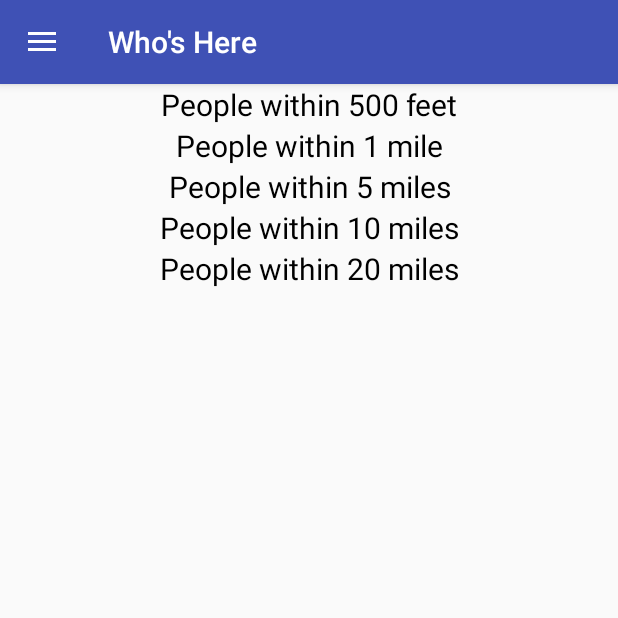
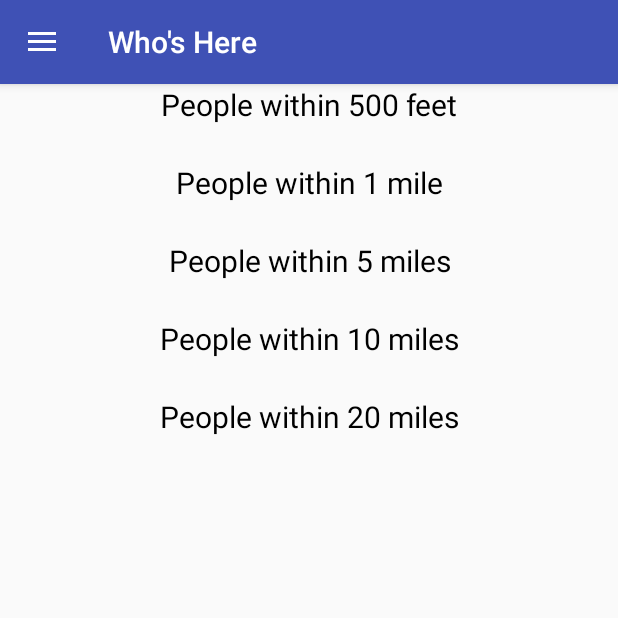
Before and after one commit to sarahsmo/cmsc436group6, an Android app: the HomePage screen opened directly, with no data from a screen before it, on a phone screen of 412 x 824 dp, the top half of it. Run offline under Robolectric (Android 15) with nearby library versions, the phone set to English and light mode, and no system bars; our stand-ins replace Firebase (no records; nobody signed in at launch, a user with empty details on screens opened directly); libraries missing offline, so code that uses them is left out: com.facebook, com.facebook.login; 2 statements that could not run were skipped.

Commit message:
updating again

```diff
--- a/WhosThere/app/src/main/java/com/example/sarah/whosthere/FriendsPageActivity.java
+++ b/WhosThere/app/src/main/java/com/example/sarah/whosthere/FriendsPageActivity.java
@@ -191,8 +191,8 @@ public class FriendsPageActivity extends HomePage {
                     mUserToPassDatabase.push();
 
                     mUserToPassDatabase.child(user_id).child("Name").setValue(name);
-                    mUserToPassDatabase.child(user_id).child("FriendsList").setValue(friendsList);
-                    mUserToPassDatabase.child(user_id).child("AddedFriends").setValue(addedFriends);
+                    //mUserToPassDatabase.child(user_id).child("FriendsList").setValue(friendsList);
+                    //mUserToPassDatabase.child(user_id).child("AddedFriends").setValue(addedFriends);
 
                 } else {
                     Log.d("RETURNING USER", "ALREADY EXISTS IN DATABASE");
--- a/WhosThere/app/src/main/res/layout/content_home_page.xml
+++ b/WhosThere/app/src/main/res/layout/content_home_page.xml
@@ -13,6 +13,7 @@
         android:layout_height="match_parent">
 
         <LinearLayout
+            android:id="@+id/parent_home_holder"
             android:layout_width="match_parent"
             android:layout_height="wrap_content"
             android:orientation="vertical" >
@@ -26,10 +27,13 @@
                 android:textColor="#000000"
                 android:text="People within 500 feet" />
 
-            <ListView
+            <TextView
                 android:id="@+id/within500feet"
+                android:gravity="center"
+                android:textSize="18dp"
                 android:layout_width="match_parent"
-                android:layout_height="match_parent" />
+                android:layout_height="match_parent"
+                android:text=""/>
 
             <TextView
                 android:id="@+id/textView4"
@@ -40,10 +44,13 @@
                 android:textColor="#000000"
                 android:text="People within 1 mile" />
 
-            <ListView
+            <TextView
                 android:id="@+id/within1mile"
+                android:gravity="center"
+                android:textSize="18dp"
                 android:layout_width="match_parent"
-                android:layout_height="match_parent" />
+                android:layout_height="match_parent"
+                android:text=""/>
 
             <TextView
                 android:id="@+id/textView3"
@@ -54,10 +61,13 @@
                 android:textColor="#000000"
                 android:text="People within 5 miles" />
 
-            <ListView
+            <TextView
                 android:id="@+id/within5miles"
+                android:gravity="center"
+                android:textSize="18dp"
                 android:layout_width="match_parent"
-                android:layout_height="match_parent" />
+                android:layout_height="match_parent"
+                android:text=""/>
 
             <TextView
                 android:id="@+id/textView6"
@@ -68,10 +78,13 @@
                 android:textColor="#000000"
                 android:text="People within 10 miles" />
 
-            <ListView
+            <TextView
                 android:id="@+id/within10miles"
+                android:gravity="center"
+                android:textSize="18dp"
                 android:layout_width="match_parent"
-                android:layout_height="match_parent" />
+                android:layout_height="match_parent"
+                android:text=""/>
 
             <TextView
                 android:id="@+id/textView7"
@@ -82,10 +95,13 @@
                 android:textColor="#000000"
                 android:text="People within 20 miles" />
 
-            <ListView
+            <TextView
                 android:id="@+id/within20miles"
+                android:gravity="center"
+                android:textSize="18dp"
                 android:layout_width="match_parent"
-                android:layout_height="match_parent" />
+                android:layout_height="match_parent"
+                android:text=""/>
 
         </LinearLayout>
     </ScrollView>
```
Also changed, not shown: WhosThere/app/src/main/java/com/example/sarah/whosthere/HomePage.java (+67 -31 lines).
